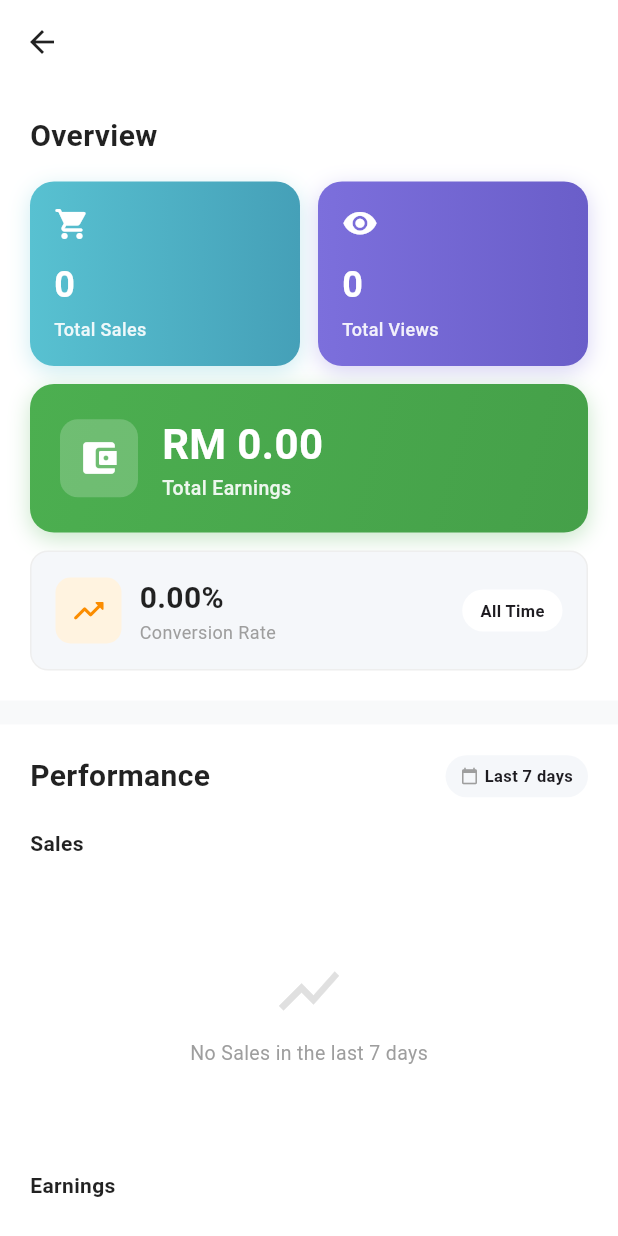
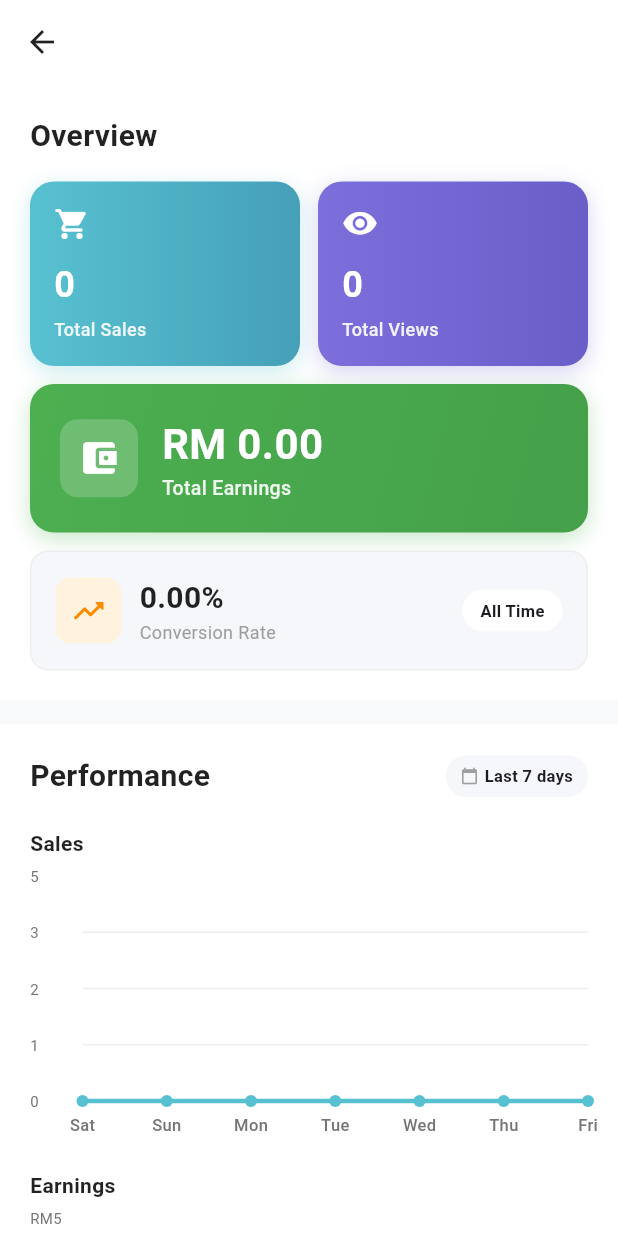
Before and after one commit to Husainihusein/panen-flutter, a Flutter app: the ProductInsightScreen screen opened directly with empty values, on a phone screen of 412 x 824 dp. Run offline on Flutter 3.47's test engine with Material 3 defaults, Android fonts, the phone set to English and light mode, and no system bars; drawn by our look-alikes of fl_chart; our stand-ins replace app_links, dio, dropdown_button2, file_picker, font_awesome_flutter, image_picker and 6 more; accounts and stored records are empty.

Commit message:
refine chart and filters

```diff
--- a/lib/screen/product/product_insight.dart
+++ b/lib/screen/product/product_insight.dart
@@ -2,6 +2,7 @@ import 'package:flutter/material.dart';
 import 'package:fl_chart/fl_chart.dart';
 import 'package:supabase_flutter/supabase_flutter.dart';
 import 'dart:math';
+import 'package:dropdown_button2/dropdown_button2.dart';
 
 class ProductInsightScreen extends StatefulWidget {
   final String productId;
@@ -23,6 +24,7 @@ class _ProductInsightScreenState extends State<ProductInsightScreen> {
   final supabase = Supabase.instance.client;
 
   bool loading = true;
+  bool _isDropdownOpen = false;
   bool error = false;
 
   // Totals
@@ -44,6 +46,8 @@ class _ProductInsightScreenState extends State<ProductInsightScreen> {
   List<Map<String, dynamic>> recentBuyers = [];
 
   List<Map<String, dynamic>> productReviews = [];
+
+  int _reviewStarFilter = 0; // 0 = All, 1-5 = filter by stars
 
   @override
   void initState() {
@@ -256,13 +260,74 @@ class _ProductInsightScreenState extends State<ProductInsightScreen> {
   }
 
   Widget _buildReviewsTab() {
-    final reviewsToDisplay = productReviews.take(_reviewsToShow).toList();
-    final hasMore = productReviews.length > _reviewsToShow;
+    // Filter reviews based on star rating
+    final filteredReviews = productReviews
+        .where(
+          (r) =>
+              _reviewStarFilter == 0 || (r['rating'] ?? 0) == _reviewStarFilter,
+        )
+        .toList();
+    final reviewsToDisplay = filteredReviews.take(_reviewsToShow).toList();
+    final hasMore = filteredReviews.length > _reviewsToShow;
 
     return Column(
       children: [
+        // ⭐ Filter Dropdown
+        Padding(
+          padding: const EdgeInsets.all(16),
+          child: Row(
+            children: [
+              const Text(
+                'Filter:',
+                style: TextStyle(fontWeight: FontWeight.w600),
+              ),
+              const SizedBox(width: 12),
+              Expanded(
+                child: DropdownButtonHideUnderline(
+                  child: DropdownButton2<int>(
+                    isExpanded: true,
+                    value: _reviewStarFilter,
+                    items: const [
+                      DropdownMenuItem(value: 0, child: Text('All Stars')),
+                      DropdownMenuItem(value: 5, child: Text('5 Stars')),
+                      DropdownMenuItem(value: 4, child: Text('4 Stars')),
+                      DropdownMenuItem(value: 3, child: Text('3 Stars')),
+                      DropdownMenuItem(value: 2, child: Text('2 Stars')),
+                      DropdownMenuItem(value: 1, child: Text('1 Star')),
+                    ],
+                    onChanged: (value) {
+                      setState(() {
+                        _reviewStarFilter = value!;
+                        _reviewsToShow =
+                            5; // Reset visible reviews when filter changes
+                      });
+                    },
+                    buttonStyleData: ButtonStyleData(
+                      height: 40,
+                      padding: const EdgeInsets.symmetric(horizontal: 12),
+                      decoration: BoxDecoration(
+                        color: const Color(0xFFF5F7FA),
+                        borderRadius: BorderRadius.circular(12),
+                      ),
+                    ),
+                    dropdownStyleData: DropdownStyleData(
+                      decoration: BoxDecoration(
+                        color: Colors.white,
+                        borderRadius: BorderRadius.circular(12),
+                      ),
+                      elevation: 6,
+                      offset: const Offset(0, 8),
+                    ),
+                  ),
+                ),
+              ),
+            ],
+          ),
+        ),
+
+        // ⭐ Reviews List
         Expanded(
-          child: productReviews.isEmpty
+          child: filteredReviews.isEmpty
               ? Center(
                   child: Column(
                     mainAxisSize: MainAxisSize.min,
@@ -274,7 +339,7 @@ class _ProductInsightScreenState extends State<ProductInsightScreen> {
                       ),
                       const SizedBox(height: 12),
                       Text(
-                        'No reviews yet',
+                        'No reviews for this filter',
                         style: TextStyle(color: Colors.grey.shade500),
                       ),
                     ],
@@ -290,6 +355,8 @@ class _ProductInsightScreenState extends State<ProductInsightScreen> {
                   },
                 ),
         ),
+
+        // ⭐ Load More Button
         if (hasMore)
           Padding(
             padding: const EdgeInsets.all(16),
@@ -671,14 +738,13 @@ class _ProductInsightScreenState extends State<ProductInsightScreen> {
               weeklySales.map((e) => e.toDouble()).toList(),
             ),
             color: const Color(0xFF58C1D1),
-            isEmpty: weeklySales.every((v) => v == 0),
+            prefix: null,
           ),
           const SizedBox(height: 16),
           _buildChartCard(
             title: 'Earnings',
             spots: _generateSpots(weeklyEarnings),
             color: const Color(0xFF4CAF50),
-            isEmpty: weeklyEarnings.every((v) => v == 0.0),
             prefix: 'RM',
           ),
         ],
@@ -690,9 +756,14 @@ class _ProductInsightScreenState extends State<ProductInsightScreen> {
     required String title,
     required List<FlSpot> spots,
     required Color color,
-    required bool isEmpty,
     String? prefix,
   }) {
+    // Determine max Y so chart is visible even with all zeros
+    final maxY = (max(
+      5,
+      spots.map((s) => s.y).fold(0.0, max) * 1.3,
+    )).toDouble();
+
     return Column(
       crossAxisAlignment: CrossAxisAlignment.start,
       children: [
@@ -707,33 +778,14 @@ class _ProductInsightScreenState extends State<ProductInsightScreen> {
         const SizedBox(height: 12),
         SizedBox(
           height: 180,
-          child: isEmpty
-              ? Center(
-                  child: Column(
-                    mainAxisSize: MainAxisSize.min,
-                    children: [
-                      Icon(
-                        Icons.show_chart,
-                        size: 48,
-                        color: Colors.grey.shade300,
-                      ),
-                      const SizedBox(height: 8),
-                      Text(
-                        'No $title in the last 7 days',
-                        style: TextStyle(
-                          color: Colors.grey.shade500,
-                          fontSize: 13,
-                        ),
-                      ),
-                    ],
-                  ),
-                )
-              : ModernLineChart(
-                  spots: spots,
-                  labels: weekLabels,
-                  color: color,
-                  prefix: prefix,
-                ),
+          child: ModernLineChart(
+            spots: spots,
+            labels: weekLabels,
+            color: color,
+            prefix: prefix,
+            minY: 0,
+            maxY: maxY,
+          ),
         ),
       ],
     );
@@ -754,13 +806,71 @@ class _ProductInsightScreenState extends State<ProductInsightScreen> {
               labelColor: const Color(0xFF58C1D1),
               unselectedLabelColor: Colors.grey,
               indicatorColor: const Color(0xFF58C1D1),
-              tabs: const [
-                Tab(text: 'Recent Buyers'),
-                Tab(text: 'Customer Reviews'),
+              tabs: [
+                Tab(
+                  child: Row(
+                    mainAxisSize: MainAxisSize.min,
+                    children: [
+                      const Text('Recent Buyers'),
+                      const SizedBox(width: 6),
+                      if (recentBuyers.isNotEmpty)
+                        AnimatedContainer(
+                          duration: const Duration(milliseconds: 300),
+                          curve: Curves.easeOut,
+                          padding: const EdgeInsets.symmetric(
+                            horizontal: 6,
+                            vertical: 2,
+                          ),
+                          decoration: BoxDecoration(
+                            color: const Color(0xFF58C1D1),
+                            borderRadius: BorderRadius.circular(12),
+                          ),
+                          child: Text(
+                            '${_filterBuyersByDate().length}', // dynamic count
+                            style: const TextStyle(
+                              color: Colors.white,
+                              fontSize: 12,
+                              fontWeight: FontWeight.bold,
+                            ),
+                          ),
+                        ),
+                    ],
+                  ),
+                ),
+                Tab(
+                  child: Row(
+                    mainAxisSize: MainAxisSize.min,
+                    children: [
+                      const Text('Customer Reviews'),
+                      const SizedBox(width: 6),
+                      if (productReviews.isNotEmpty)
+                        AnimatedContainer(
+                          duration: const Duration(milliseconds: 300),
+                          curve: Curves.easeOut,
+                          padding: const EdgeInsets.symmetric(
+                            horizontal: 6,
+                            vertical: 2,
+                          ),
+                          decoration: BoxDecoration(
+                            color: const Color(0xFF58C1D1),
+                            borderRadius: BorderRadius.circular(12),
+                          ),
+                          child: Text(
+                            '${productReviews.length}',
+                            style: const TextStyle(
+                              color: Colors.white,
+                              fontSize: 12,
+                              fontWeight: FontWeight.bold,
+                            ),
+                          ),
+                        ),
+                    ],
+                  ),
+                ),
               ],
             ),
             SizedBox(
-              height: 500, // Adjust based on your needs
+              height: 500, // Adjust height as needed
               child: TabBarView(
                 children: [_buildBuyersTab(), _buildReviewsTab()],
               ),
@@ -776,7 +886,6 @@ class _ProductInsightScreenState extends State<ProductInsightScreen> {
 
     return Column(
       children: [
-        // Date filter dropdown
         Padding(
           padding: const EdgeInsets.all(16),
           child: Row(
@@ -787,16 +896,10 @@ class _ProductInsightScreenState extends State<ProductInsightScreen> {
               ),
               const SizedBox(width: 12),
               Expanded(
-                child: Container(
-                  padding: const EdgeInsets.symmetric(horizontal: 12),
-                  decoration: BoxDecoration(
-                    color: const Color(0xFFF5F7FA),
-                    borderRadius: BorderRadius.circular(8),
-                  ),
-                  child: DropdownButton<String>(
+                child: DropdownButtonHideUnderline(
+                  child: DropdownButton2<String>(
+                    isExpanded: true,
                     value: _buyerDateFilter,
-                    isExpanded: true,
-                    underline: const SizedBox(),
                     items: const [
                       DropdownMenuItem(value: 'today', child: Text('Today')),
                       DropdownMenuItem(
@@ -818,13 +921,29 @@ class _ProductInsightScreenState extends State<ProductInsightScreen> {
                         _buyerDateFilter = value!;
                       });
                     },
+                    buttonStyleData: ButtonStyleData(
+                      height: 40,
+                      width: double.infinity,
+                      padding: const EdgeInsets.symmetric(horizontal: 12),
+                      decoration: BoxDecoration(
+                        color: const Color(0xFFF5F7FA),
+                        borderRadius: BorderRadius.circular(12),
+                      ),
+                    ),
+                    dropdownStyleData: DropdownStyleData(
+                      decoration: BoxDecoration(
+                        borderRadius: BorderRadius.circular(12),
+                        color: Colors.white,
+                      ),
+                      elevation: 6,
+                      offset: const Offset(0, 8),
+                    ),
                   ),
                 ),
               ),
             ],
           ),
         ),
-        // Buyers list
         Expanded(
           child: filteredBuyers.isEmpty
               ? Center(
@@ -1059,6 +1178,8 @@ class ModernLineChart extends StatelessWidget {
   final List<String> labels;
   final Color color;
   final String? prefix;
+  final double minY;
+  final double maxY;
 
   const ModernLineChart({
     super.key,
@@ -1066,22 +1187,24 @@ class ModernLineChart extends StatelessWidget {
     required this.labels,
     required this.color,
     this.prefix,
+    this.minY = 0,
+    this.maxY = 10,
   });
 
   @override
   Widget build(BuildContext context) {
-    final maxY = (spots.map((s) => s.y).fold(0.0, (a, b) => max(a, b)) * 1.3)
-        .clamp(1.0, double.infinity);
-
     return LineChart(
       LineChartData(
+        minX: 0,
+        maxX: max(0, (spots.length - 1).toDouble()),
+        minY: minY,
+        maxY: maxY,
         gridData: FlGridData(
           show: true,
           drawVerticalLine: false,
-          horizontalInterval: maxY / 4,
-          getDrawingHorizontalLine: (value) {
-            return FlLine(color: Colors.grey.shade200, strokeWidth: 1);
-          },
+          horizontalInterval: max(1, maxY / 4),
+          getDrawingHorizontalLine: (value) =>
+              FlLine(color: Colors.grey.shade200, strokeWidth: 1),
         ),
         titlesData: FlTitlesData(
           bottomTitles: AxisTitles(
@@ -1091,9 +1214,8 @@ class ModernLineChart extends StatelessWidget {
               interval: 1,
               getTitlesWidget: (value, meta) {
                 final idx = value.toInt();
-                if (idx < 0 || idx >= labels.length) {
+                if (idx < 0 || idx >= labels.length)
                   return const SizedBox.shrink();
-                }
                 return Padding(
                   padding: const EdgeInsets.only(top: 8),
                   child: Text(
@@ -1114,9 +1236,6 @@ class ModernLineChart extends StatelessWidget {
               reservedSize: prefix != null ? 50 : 35,
               interval: max(1, maxY / 4),
               getTitlesWidget: (value, meta) {
-                if (value == 0) {
-                  return const SizedBox.shrink();
-                }
                 return Text(
                   prefix != null
                       ? '$prefix${value.toInt()}'
@@ -1134,27 +1253,13 @@ class ModernLineChart extends StatelessWidget {
           ),
         ),
         borderData: FlBorderData(show: false),
-        minX: 0,
-        maxX: max(0, (spots.length - 1).toDouble()),
-        minY: 0,
-        maxY: maxY,
         lineBarsData: [
           LineChartBarData(
             spots: spots,
             isCurved: true,
             curveSmoothness: 0.35,
             barWidth: 3,
-            dotData: FlDotData(
-              show: true,
-              getDotPainter: (spot, percent, barData, index) {
-                return FlDotCirclePainter(
-                  radius: 4,
-                  color: Colors.white,
-                  strokeWidth: 2,
-                  strokeColor: color,
-                );
-              },
-            ),
+            dotData: FlDotData(show: true),
             color: color,
             belowBarData: BarAreaData(
               show: true,
@@ -1166,27 +1271,6 @@ class ModernLineChart extends StatelessWidget {
             ),
           ),
         ],
-        lineTouchData: LineTouchData(
-          enabled: true,
-          touchTooltipData: LineTouchTooltipData(
-            getTooltipColor: (touchedSpot) => color.withOpacity(0.8),
-            getTooltipItems: (touchedSpots) {
-              return touchedSpots.map((spot) {
-                final value = prefix != null
-                    ? '$prefix${spot.y.toStringAsFixed(0)}'
-                    : spot.y.toStringAsFixed(0);
-                return LineTooltipItem(
-                  value,
-                  const TextStyle(
-                    color: Colors.white,
-                    fontWeight: FontWeight.bold,
-                    fontSize: 12,
-                  ),
-                );
-              }).toList();
-            },
-          ),
-        ),
       ),
     );
   }
```
